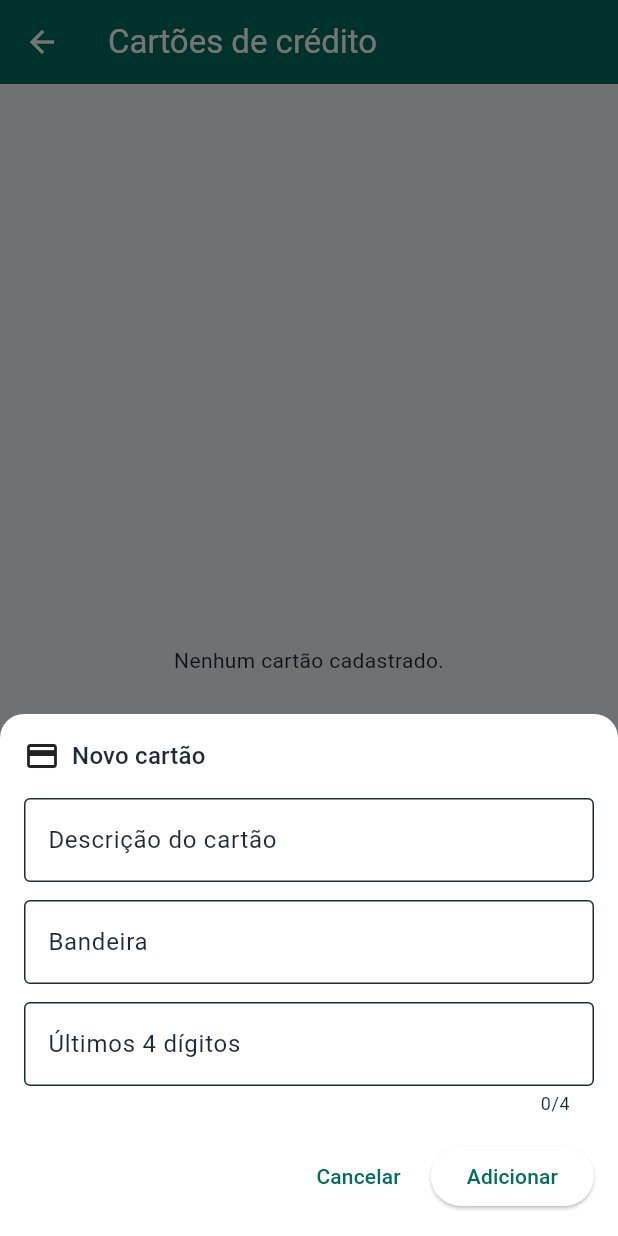
After one commit to geanlima/vox-finance, a Flutter app: the CartaoCreditoPage screen opened by its route, after a tap on the "add" icon, on a phone screen of 412 x 824 dp. The commit adds this screen. Run offline on Flutter 3.47's test engine with Material 3 defaults, Android fonts, the phone set to English and light mode, and no system bars; our stand-ins replace fl_chart, flutter_local_notifications, image_picker, shared_preferences, speech_to_text, sqflite; missing offline and left inert: google_mlkit_text_recognition; accounts and stored records are empty.

Commit message:
cadastro cartao

```diff
--- a/lib/main.dart
+++ b/lib/main.dart
@@ -2,6 +2,7 @@ import 'package:flutter/material.dart';
 import 'package:intl/date_symbol_data_local.dart';
 
 import 'package:vox_finance/ui/core/theme/app_theme.dart';
+import 'package:vox_finance/ui/pages/cartao/cartao_credito_page.dart';
 
 import 'package:vox_finance/ui/pages/home/home_page.dart';
 import 'package:vox_finance/ui/pages/contas_pagar/contas_pagar_page.dart';
@@ -44,6 +45,7 @@ class VoxFinanceApp extends StatelessWidget {
         // 📊 Gráficos
         // '/grafico-mensal': (_) => const GraficoMensalPage(),
         // '/config-grafico': (_) => const ConfigGraficoPage(),
+        '/cartoes-credito': (_) => const CartaoCreditoPage(),
         '/graficos': (_) => const GraficosPage(), // tela com gráfico pizza
       },
     );
--- /dev/null
+++ b/lib/ui/data/models/cartao_credito.dart
@@ -0,0 +1,36 @@
+class CartaoCredito {
+  int? id;
+  String descricao;
+  String bandeira;
+  String ultimos4Digitos;
+
+  CartaoCredito({
+    this.id,
+    required this.descricao,
+    required this.bandeira,
+    required this.ultimos4Digitos,
+  });
+
+  Map<String, dynamic> toMap() {
+    return {
+      'id': id,
+      'descricao': descricao,
+      'bandeira': bandeira,
+      // 👇 nome da coluna IGUAL ao da tabela: ultimos4
+      'ultimos4': ultimos4Digitos,
+    };
+  }
+
+  factory CartaoCredito.fromMap(Map<String, Object?> map) {
+    return CartaoCredito(
+      id: map['id'] as int?,
+      descricao: map['descricao'] as String,
+      bandeira: map['bandeira'] as String,
+      // 👇 idem aqui
+      ultimos4Digitos: map['ultimos4'] as String,
+    );
+  }
+
+  /// Para exibir em dropdown / lista
+  String get label => '$descricao • $bandeira • **** $ultimos4Digitos';
+}
--- a/lib/ui/data/models/lancamento.dart
+++ b/lib/ui/data/models/lancamento.dart
@@ -15,6 +15,9 @@ class Lancamento {
   int? parcelaNumero;
   int? parcelaTotal;
 
+  /// 👇 novo: cartão de crédito usado (pode ser null)
+  int? idCartao;
+
   Lancamento({
     this.id,
     required this.valor,
@@ -28,6 +31,7 @@ class Lancamento {
     this.grupoParcelas,
     this.parcelaNumero,
     this.parcelaTotal,
+    this.idCartao, // 👈 novo
   });
 
   Lancamento copyWith({
@@ -43,6 +47,7 @@ class Lancamento {
     String? grupoParcelas,
     int? parcelaNumero,
     int? parcelaTotal,
+    int? idCartao,
   }) {
     return Lancamento(
       id: id ?? this.id,
@@ -57,6 +62,7 @@ class Lancamento {
       grupoParcelas: grupoParcelas ?? this.grupoParcelas,
       parcelaNumero: parcelaNumero ?? this.parcelaNumero,
       parcelaTotal: parcelaTotal ?? this.parcelaTotal,
+      idCartao: idCartao ?? this.idCartao, // 👈 novo
     );
   }
 
@@ -74,7 +80,7 @@ class Lancamento {
       'grupo_parcelas': grupoParcelas,
       'parcela_numero': parcelaNumero,
       'parcela_total': parcelaTotal,
-      // ehReceita não vai para o banco (se quiser, cria coluna depois)
+      'id_cartao': idCartao, // 👈 novo campo no banco
     };
   }
 
@@ -97,6 +103,7 @@ class Lancamento {
       grupoParcelas: map['grupo_parcelas'] as String?,
       parcelaNumero: map['parcela_numero'] as int?,
       parcelaTotal: map['parcela_total'] as int?,
+      idCartao: map['id_cartao'] as int?, // 👈 novo
     );
   }
 }
--- /dev/null
+++ b/lib/ui/pages/cartao/cartao_credito_page.dart
@@ -0,0 +1,212 @@
+// ignore_for_file: use_build_context_synchronously
+
+import 'package:flutter/material.dart';
+import 'package:vox_finance/ui/data/models/cartao_credito.dart';
+import 'package:vox_finance/ui/data/sevice/db_service.dart';
+
+class CartaoCreditoPage extends StatefulWidget {
+  const CartaoCreditoPage({super.key});
+
+  @override
+  State<CartaoCreditoPage> createState() => _CartaoCreditoPageState();
+}
+
+class _CartaoCreditoPageState extends State<CartaoCreditoPage> {
+  final _db = DbService();
+  List<CartaoCredito> _cartoes = [];
+  bool _carregando = false;
+
+  @override
+  void initState() {
+    super.initState();
+    _carregar();
+  }
+
+  Future<void> _carregar() async {
+    setState(() => _carregando = true);
+    final lista = await _db.getCartoesCredito();
+    setState(() {
+      _cartoes = lista;
+      _carregando = false;
+    });
+  }
+
+  Future<void> _abrirForm({CartaoCredito? existente}) async {
+    final descricaoCtrl = TextEditingController(
+      text: existente?.descricao ?? '',
+    );
+    final bandeiraCtrl = TextEditingController(text: existente?.bandeira ?? '');
+    final ultimos4Ctrl = TextEditingController(
+      text: existente?.ultimos4Digitos ?? '',
+    );
+
+    final ehEdicao = existente != null;
+
+    await showModalBottomSheet(
+      context: context,
+      isScrollControlled: true,
+      shape: const RoundedRectangleBorder(
+        borderRadius: BorderRadius.vertical(top: Radius.circular(16)),
+      ),
+      builder: (context) {
+        return Padding(
+          padding: EdgeInsets.only(
+            left: 16,
+            right: 16,
+            top: 16,
+            bottom: MediaQuery.of(context).viewInsets.bottom + 16,
+          ),
+          child: SingleChildScrollView(
+            child: Column(
+              mainAxisSize: MainAxisSize.min,
+              children: [
+                Row(
+                  children: [
+                    Icon(ehEdicao ? Icons.edit : Icons.credit_card),
+                    const SizedBox(width: 8),
+                    Text(
+                      ehEdicao ? 'Editar cartão' : 'Novo cartão',
+                      style: Theme.of(context).textTheme.titleMedium,
+                    ),
+                  ],
+                ),
+                const SizedBox(height: 16),
+                TextField(
+                  controller: descricaoCtrl,
+                  decoration: const InputDecoration(
+                    labelText: 'Descrição do cartão',
+                    hintText: 'Ex: Nubank, Itaú Gold...',
+                    border: OutlineInputBorder(),
+                  ),
+                ),
+                const SizedBox(height: 12),
+                TextField(
+                  controller: bandeiraCtrl,
+                  decoration: const InputDecoration(
+                    labelText: 'Bandeira',
+                    hintText: 'Ex: Visa, MasterCard...',
+                    border: OutlineInputBorder(),
+                  ),
+                ),
+                const SizedBox(height: 12),
+                TextField(
+                  controller: ultimos4Ctrl,
+                  keyboardType: TextInputType.number,
+                  decoration: const InputDecoration(
+                    labelText: 'Últimos 4 dígitos',
+                    hintText: 'Ex: 1234',
+                    border: OutlineInputBorder(),
+                  ),
+                  maxLength: 4,
+                ),
+                const SizedBox(height: 16),
+                Row(
+                  mainAxisAlignment: MainAxisAlignment.end,
+                  children: [
+                    TextButton(
+                      onPressed: () => Navigator.pop(context),
+                      child: const Text('Cancelar'),
+                    ),
+                    const SizedBox(width: 8),
+                    ElevatedButton(
+                      onPressed: () async {
+                        final desc = descricaoCtrl.text.trim();
+                        final band = bandeiraCtrl.text.trim();
+                        final ult4 = ultimos4Ctrl.text.trim();
+
+                        if (desc.isEmpty || band.isEmpty || ult4.length != 4) {
+                          ScaffoldMessenger.of(context).showSnackBar(
+                            const SnackBar(
+                              content: Text(
+                                'Preencha descrição, bandeira e 4 dígitos.',
+                              ),
+                            ),
+                          );
+                          return;
+                        }
+
+                        final cartao = CartaoCredito(
+                          id: existente?.id,
+                          descricao: desc,
+                          bandeira: band,
+                          ultimos4Digitos: ult4,
+                        );
+
+                        await _db.salvarCartaoCredito(cartao);
+                        await _carregar();
+                        if (mounted) Navigator.pop(context);
+                      },
+                      child: Text(ehEdicao ? 'Salvar' : 'Adicionar'),
+                    ),
+                  ],
+                ),
+              ],
+            ),
+          ),
+        );
+      },
+    );
+  }
+
+  Future<void> _confirmarExcluir(CartaoCredito cartao) async {
+    final confirmar = await showDialog<bool>(
+      context: context,
+      builder: (context) {
+        return AlertDialog(
+          title: const Text('Excluir cartão'),
+          content: Text(
+            'Deseja excluir o cartão "${cartao.descricao}" '
+            '(${cartao.bandeira} • **** ${cartao.ultimos4Digitos})?',
+          ),
+          actions: [
+            TextButton(
+              onPressed: () => Navigator.pop(context, false),
+              child: const Text('Cancelar'),
+            ),
+            TextButton(
+              onPressed: () => Navigator.pop(context, true),
+              child: const Text('Excluir'),
+            ),
+          ],
+        );
+      },
+    );
+
+    if (confirmar == true && cartao.id != null) {
+      await _db.deletarCartaoCredito(cartao.id!);
+      await _carregar();
+    }
+  }
+
+  @override
+  Widget build(BuildContext context) {
+    return Scaffold(
+      appBar: AppBar(title: const Text('Cartões de crédito')),
+      floatingActionButton: FloatingActionButton(
+        onPressed: () => _abrirForm(),
+        child: const Icon(Icons.add),
+      ),
+      body:
+          _carregando
+              ? const Center(child: CircularProgressIndicator())
+              : _cartoes.isEmpty
+              ? const Center(child: Text('Nenhum cartão cadastrado.'))
+              : ListView.builder(
+                itemCount: _cartoes.length,
+                itemBuilder: (context, index) {
+                  final c = _cartoes[index];
+                  return ListTile(
+                    leading: const Icon(Icons.credit_card),
+                    title: Text(c.descricao),
+                    subtitle: Text('${c.bandeira} • **** ${c.ultimos4Digitos}'),
+                    onTap: () => _abrirForm(existente: c),
+                    trailing: IconButton(
+                      icon: const Icon(Icons.delete),
+                      onPressed: () => _confirmarExcluir(c),
+                    ),
+                  );
+                },
+              ),
+    );
+  }
+}
--- a/lib/ui/widgets/app_drawer.dart
+++ b/lib/ui/widgets/app_drawer.dart
@@ -42,6 +42,12 @@ class AppDrawer extends StatelessWidget {
               icon: Icons.bar_chart,
               label: 'Gráfico',
               route: '/graficos',
+            ),
+            _menuItem(
+              context,
+              icon: Icons.credit_card,
+              label: 'Cartão',
+              route: '/cartoes-credito',
             ),
             _menuItem(
               context,
```
Also changed, not shown: lib/ui/data/sevice/db_service.dart (+81 -26 lines), lib/ui/pages/grafico/graficos_page.dart (+11 -5 lines), lib/ui/pages/home/home_page.dart (+88 -14 lines).
